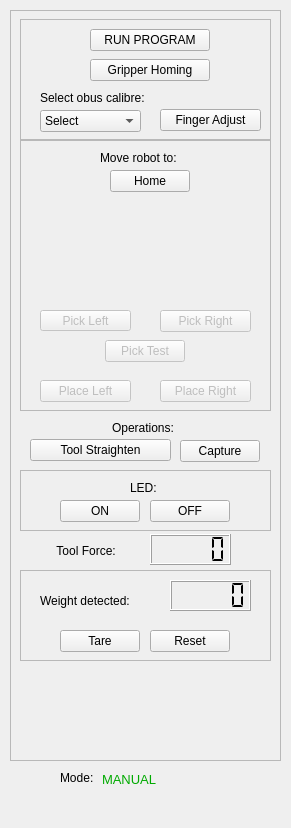
First picture: the form in resource/RqtKuka.ui, repository asoriano1/rqt_kuka, before the edit.
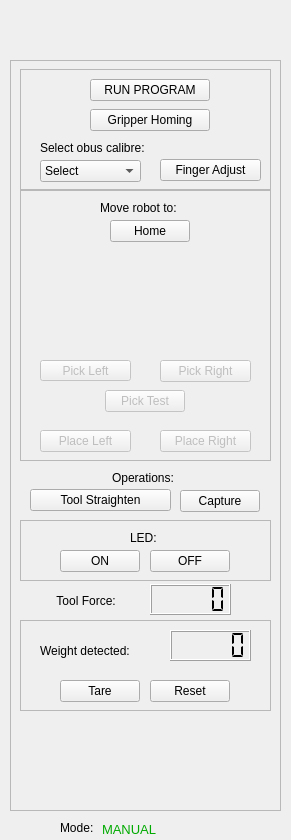
Second picture: the form after the edit. Icons and pictures are not drawn.

Commit message: logos added to igu

Patch:
```diff
--- a/resource/RqtKuka.ui
+++ b/resource/RqtKuka.ui
@@ -7,7 +7,7 @@
     <x>0</x>
     <y>0</y>
     <width>291</width>
-    <height>828</height>
+    <height>840</height>
    </rect>
   </property>
   <property name="windowTitle">
@@ -23,14 +23,14 @@
      <x>0</x>
      <y>0</y>
      <width>291</width>
-     <height>821</height>
+     <height>841</height>
     </rect>
    </property>
    <widget class="QFrame" name="frame">
     <property name="geometry">
      <rect>
       <x>10</x>
-      <y>10</y>
+      <y>60</y>
       <width>271</width>
       <height>751</height>
      </rect>
@@ -725,12 +725,68 @@
     <zorder>Led_Off_Button</zorder>
     <zorder>Gotolabel_3</zorder>
    </widget>
+   <widget class="QLabel" name="label_25">
+    <property name="geometry">
+     <rect>
+      <x>100</x>
+      <y>26</y>
+      <width>91</width>
+      <height>16</height>
+     </rect>
+    </property>
+    <property name="text">
+     <string/>
+    </property>
+    <property name="pixmap">
+     <pixmap>images/logo.png</pixmap>
+    </property>
+    <property name="scaledContents">
+     <bool>true</bool>
+    </property>
+   </widget>
+   <widget class="QLabel" name="label_26">
+    <property name="geometry">
+     <rect>
+      <x>20</x>
+      <y>5</y>
+      <width>61</width>
+      <height>51</height>
+     </rect>
+    </property>
+    <property name="text">
+     <string/>
+    </property>
+    <property name="pixmap">
+     <pixmap>images/C4.png</pixmap>
+    </property>
+    <property name="scaledContents">
+     <bool>true</bool>
+    </property>
+   </widget>
+   <widget class="QLabel" name="label_27">
+    <property name="geometry">
+     <rect>
+      <x>214</x>
+      <y>3</y>
+      <width>55</width>
+      <height>55</height>
+     </rect>
+    </property>
+    <property name="text">
+     <string/>
+    </property>
+    <property name="pixmap">
+     <pixmap>images/deminage.png</pixmap>
+    </property>
+    <property name="scaledContents">
+     <bool>true</bool>
+    </property>
   </widget>
   <widget class="QLabel" name="label_24">
    <property name="geometry">
     <rect>
      <x>60</x>
-     <y>770</y>
+      <y>820</y>
      <width>41</width>
      <height>16</height>
     </rect>
@@ -743,7 +799,7 @@
    <property name="geometry">
     <rect>
      <x>102</x>
-     <y>769</y>
+      <y>819</y>
      <width>151</width>
      <height>20</height>
     </rect>
@@ -763,37 +819,6 @@
     <string>MANUAL</string>
    </property>
   </widget>
-  <widget class="QLabel" name="info_label">
-   <property name="geometry">
-    <rect>
-     <x>20</x>
-     <y>780</y>
-     <width>231</width>
-     <height>41</height>
-    </rect>
-   </property>
-   <property name="text">
-    <string/>
-   </property>
-  </widget>
-  <widget class="QLabel" name="label_25">
-   <property name="geometry">
-    <rect>
-     <x>170</x>
-     <y>800</y>
-     <width>91</width>
-     <height>16</height>
-    </rect>
-   </property>
-   <property name="text">
-    <string/>
-   </property>
-   <property name="pixmap">
-    <pixmap>images/logo.png</pixmap>
-   </property>
-   <property name="scaledContents">
-    <bool>true</bool>
-   </property>
   </widget>
  </widget>
  <resources/>
```
Lines whose indentation alone changed are shown as unchanged. The commit also changes 2 other files.
